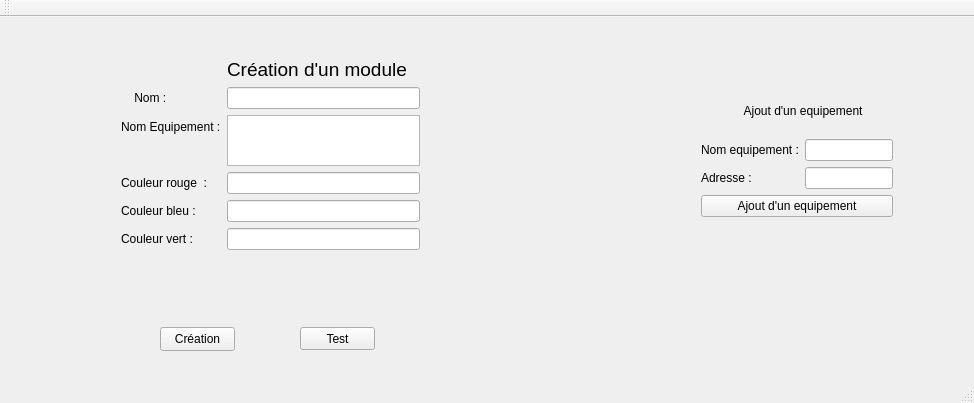
charlesdesenclos/Projet-BTS-Webedia, file module/Webedia/Webedia.ui: the form before one commit.
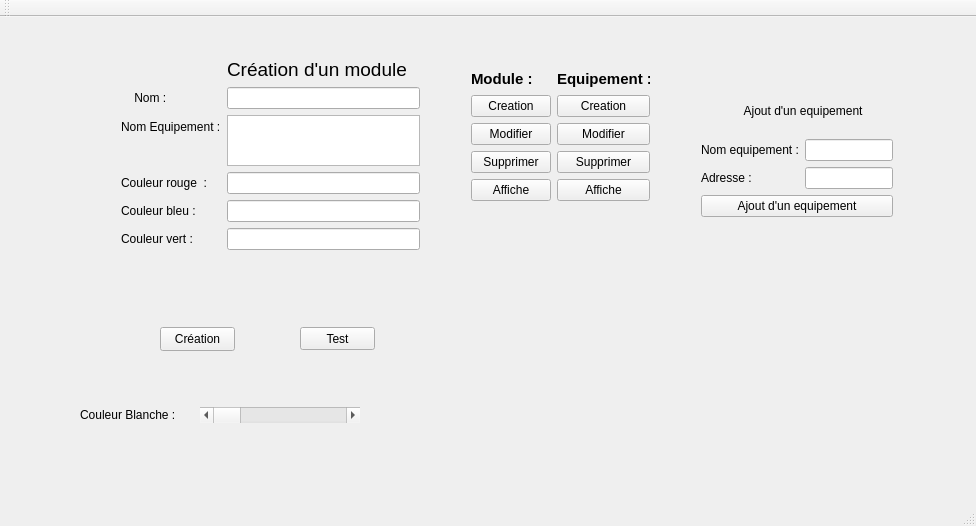
The form after the commit.

Patch:
```diff
--- a/module/Webedia/Webedia.ui
+++ b/module/Webedia/Webedia.ui
@@ -6,8 +6,8 @@
    <rect>
     <x>0</x>
     <y>0</y>
-    <width>974</width>
-    <height>403</height>
+    <width>976</width>
+    <height>526</height>
    </rect>
   </property>
   <property name="windowTitle">
@@ -201,6 +201,134 @@
      </item>
     </layout>
    </widget>
+   <widget class="QWidget" name="gridLayoutWidget">
+    <property name="geometry">
+     <rect>
+      <x>460</x>
+      <y>40</y>
+      <width>201</width>
+      <height>155</height>
+     </rect>
+    </property>
+    <layout class="QGridLayout" name="gridLayout">
+     <item row="0" column="1">
+      <widget class="QLabel" name="label_equipement">
+       <property name="font">
+        <font>
+         <pointsize>11</pointsize>
+         <weight>75</weight>
+         <bold>true</bold>
+        </font>
+       </property>
+       <property name="text">
+        <string>Equipement :</string>
+       </property>
+      </widget>
+     </item>
+     <item row="1" column="1">
+      <widget class="QPushButton" name="pushButton_affiche_creation_equipement">
+       <property name="text">
+        <string>Creation</string>
+       </property>
+      </widget>
+     </item>
+     <item row="3" column="1">
+      <widget class="QPushButton" name="pushButton_affiche_supprimer_equipement">
+       <property name="text">
+        <string>Supprimer</string>
+       </property>
+      </widget>
+     </item>
+     <item row="4" column="1">
+      <widget class="QPushButton" name="pushButton_affiche_equipement">
+       <property name="text">
+        <string>Affiche</string>
+       </property>
+      </widget>
+     </item>
+     <item row="0" column="0">
+      <widget class="QLabel" name="label_module">
+       <property name="font">
+        <font>
+         <pointsize>11</pointsize>
+         <weight>75</weight>
+         <italic>false</italic>
+         <bold>true</bold>
+         <underline>false</underline>
+         <strikeout>false</strikeout>
+        </font>
+       </property>
+       <property name="mouseTracking">
+        <bool>false</bool>
+       </property>
+       <property name="text">
+        <string>Module :</string>
+       </property>
+      </widget>
+     </item>
+     <item row="2" column="0">
+      <widget class="QPushButton" name="pushButton_affiche_modifier_module">
+       <property name="text">
+        <string>Modifier</string>
+       </property>
+      </widget>
+     </item>
+     <item row="4" column="0">
+      <widget class="QPushButton" name="pushButton_affiche_module">
+       <property name="text">
+        <string>Affiche</string>
+       </property>
+      </widget>
+     </item>
+     <item row="1" column="0">
+      <widget class="QPushButton" name="pushButton_affiche_creation_module">
+       <property name="text">
+        <string>Creation</string>
+       </property>
+      </widget>
+     </item>
+     <item row="2" column="1">
+      <widget class="QPushButton" name="pushButton_affiche_modifier_equipement">
+       <property name="text">
+        <string>Modifier</string>
+       </property>
+      </widget>
+     </item>
+     <item row="3" column="0">
+      <widget class="QPushButton" name="pushButton_affiche_supprimer_module">
+       <property name="text">
+        <string>Supprimer</string>
+       </property>
+      </widget>
+     </item>
+    </layout>
+   </widget>
+   <widget class="QLabel" name="label">
+    <property name="geometry">
+     <rect>
+      <x>80</x>
+      <y>390</y>
+      <width>101</width>
+      <height>16</height>
+     </rect>
+    </property>
+    <property name="text">
+     <string>Couleur Blanche :</string>
+    </property>
+   </widget>
+   <widget class="QScrollBar" name="horizontalScrollBar">
+    <property name="geometry">
+     <rect>
+      <x>200</x>
+      <y>390</y>
+      <width>160</width>
+      <height>16</height>
+     </rect>
+    </property>
+    <property name="orientation">
+     <enum>Qt::Horizontal</enum>
+    </property>
+   </widget>
   </widget>
   <widget class="QMenuBar" name="menuBar">
    <property name="geometry">
```
Left out of the diff: 119 changed lines with no effect on the pictures.
